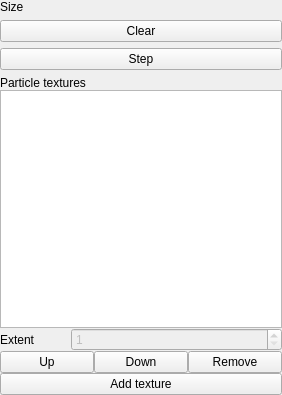
Old version of the form applications/ParticlesEditor/src/SceneTab/ParticleFieldWidget.ui in the repository AluminiumRat/mtt.
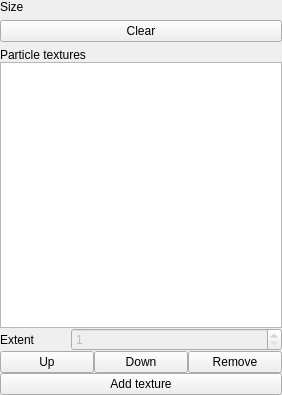
New version of the form.

Commit message: Emit and Step buttons removed from EmitterWidget and ParticleFieldWidget

Patch:
```diff
--- a/applications/ParticlesEditor/src/SceneTab/ParticleFieldWidget.ui
+++ b/applications/ParticlesEditor/src/SceneTab/ParticleFieldWidget.ui
@@ -56,13 +56,6 @@
      </property>
     </widget>
    </item>
-   <item>
-    <widget class="QPushButton" name="stepButton">
-     <property name="text">
-      <string>Step</string>
-     </property>
-    </widget>
-   </item>
    <item>
     <layout class="QVBoxLayout" name="verticalLayout_2">
      <property name="spacing">
```
The commit also changes 5 other files.
